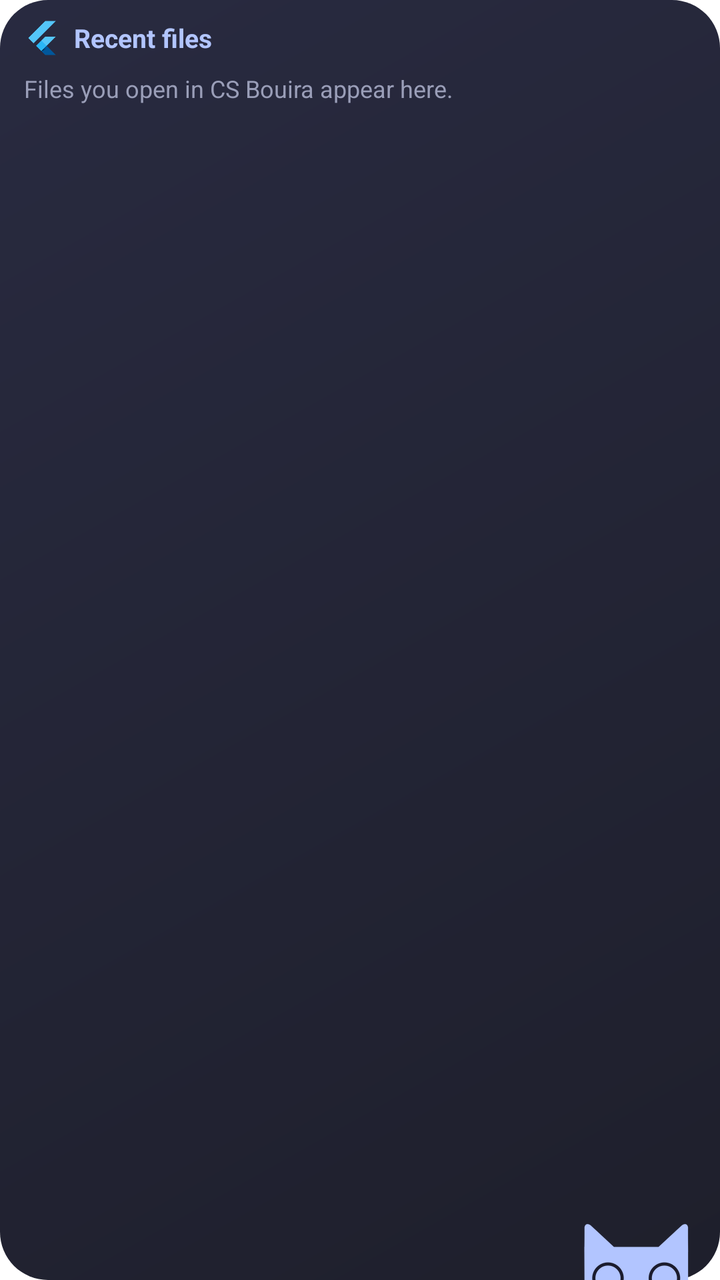
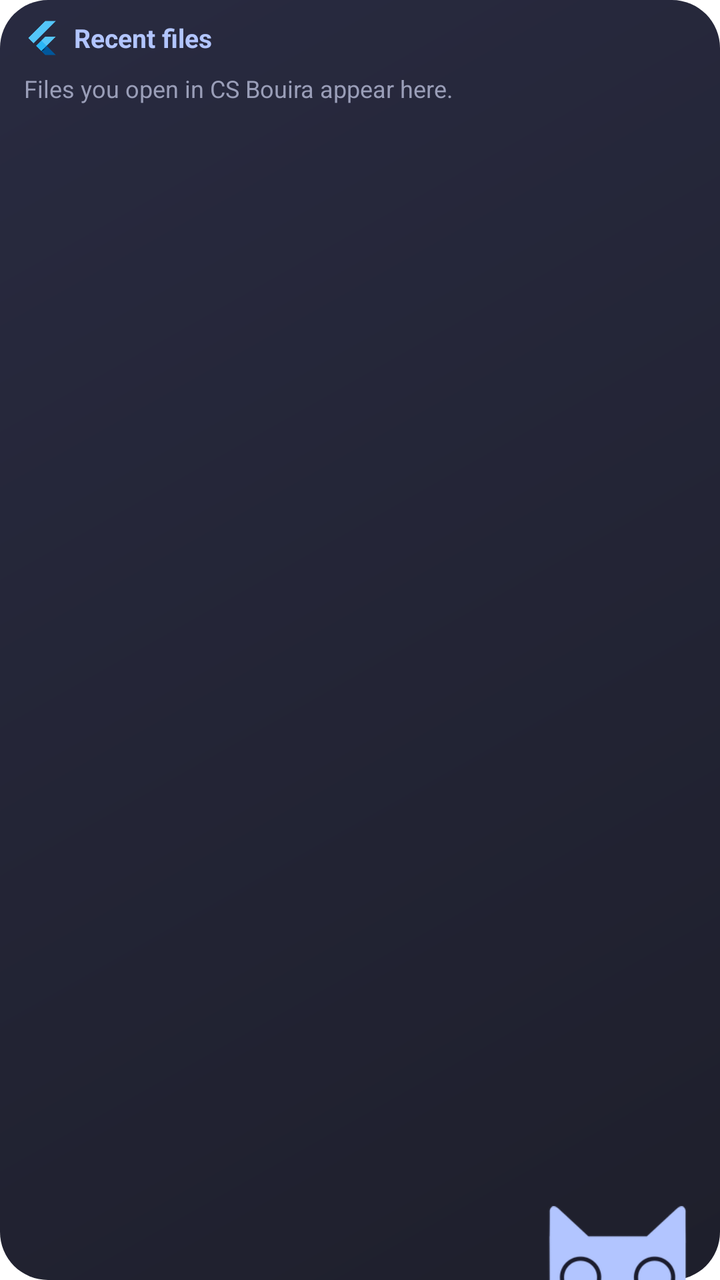

Two renders of the same Android screen: before a commit and after it. Below are the layout's source before the change and the commit's diff.
<!-- AndroidManifest.xml: fallback theme Theme.MaterialComponents.DayNight.NoActionBar -->
<!-- res/layout/recent_files_widget.xml -->
<?xml version="1.0" encoding="utf-8"?>
<FrameLayout xmlns:android="http://schemas.android.com/apk/res/android"
    android:layout_width="match_parent"
    android:layout_height="match_parent"
    android:background="@drawable/widget_background">


<LinearLayout
    android:id="@+id/widget_content"
    android:layout_width="match_parent"
    android:layout_height="match_parent"
    android:orientation="vertical"
    android:paddingStart="10dp"
    android:paddingTop="10dp"
    android:paddingEnd="10dp"
    android:paddingBottom="30dp">

    <LinearLayout
        android:id="@+id/widget_header"
        android:layout_width="match_parent"
        android:layout_height="wrap_content"
        android:gravity="center_vertical"
        android:orientation="horizontal"
        android:paddingStart="2dp"
        android:paddingEnd="2dp">

        <ImageView
            android:layout_width="18dp"
            android:layout_height="18dp"
            android:src="@mipmap/ic_launcher"
            android:importantForAccessibility="no" />

        <TextView
            android:id="@+id/widget_title"
            android:layout_width="0dp"
            android:layout_height="wrap_content"
            android:layout_marginStart="7dp"
            android:layout_weight="1"
            android:ellipsize="end"
            android:maxLines="1"
            android:text="@string/widget_recent_files_title"
            android:textColor="#B2C5FF"
            android:textSize="13sp"
            android:textStyle="bold" />
    </LinearLayout>

    <TextView
        android:id="@+id/widget_empty"
        android:layout_width="match_parent"
        android:layout_height="wrap_content"
        android:layout_marginTop="8dp"
        android:paddingStart="2dp"
        android:paddingEnd="2dp"
        android:text="@string/widget_recent_files_empty"
        android:textColor="#9A9EB8"
        android:textSize="12sp" />

    <LinearLayout
        android:id="@+id/widget_row_0"
        android:layout_width="match_parent"
        android:layout_height="wrap_content"
        android:layout_marginTop="5dp"
        android:background="@drawable/widget_row_background"
        android:gravity="center_vertical"
        android:orientation="horizontal"
        android:paddingStart="6dp"
        android:paddingTop="6dp"
        android:paddingEnd="10dp"
        android:paddingBottom="6dp"
        android:visibility="gone">

        <FrameLayout
            android:layout_width="28dp"
            android:layout_height="28dp">

            <ImageView
                android:id="@+id/widget_row_0_tile"
                android:layout_width="match_parent"
                android:layout_height="match_parent"
                android:src="@drawable/widget_icon_tile"
                android:importantForAccessibility="no" />

            <ImageView
                android:layout_width="16dp"
                android:layout_height="16dp"
                android:layout_gravity="center"
                android:src="@drawable/widget_ic_file"
                android:importantForAccessibility="no" />
        </FrameLayout>

        <LinearLayout
            android:layout_width="0dp"
            android:layout_height="wrap_content"
            android:layout_marginStart="9dp"
            android:layout_weight="1"
            android:orientation="vertical">

            <TextView
                android:id="@+id/widget_row_0_name"
                android:layout_width="match_parent"
                android:layout_height="wrap_content"
                android:ellipsize="end"
                android:maxLines="1"
                android:textColor="#E6E5F8"
                android:textSize="13sp"
                android:textStyle="bold" />

            <TextView
                android:id="@+id/widget_row_0_subtitle"
                android:layout_width="match_parent"
                android:layout_height="wrap_content"
                android:ellipsize="end"
                android:maxLines="1"
                android:textColor="#9A9EB8"
                android:textSize="11sp" />
        </LinearLayout>
    </LinearLayout>

    <LinearLayout
        android:id="@+id/widget_row_1"
        android:layout_width="match_parent"
        android:layout_height="wrap_content"
        android:layout_marginTop="5dp"
        android:background="@drawable/widget_row_background"
        android:gravity="center_vertical"
        android:orientation="horizontal"
        android:paddingStart="6dp"
        android:paddingTop="6dp"
        android:paddingEnd="10dp"
        android:paddingBottom="6dp"
        android:visibility="gone">

        <FrameLayout
            android:layout_width="28dp"
            android:layout_height="28dp">

            <ImageView
                android:id="@+id/widget_row_1_tile"
                android:layout_width="match_parent"
                android:layout_height="match_parent"
                android:src="@drawable/widget_icon_tile"
                android:importantForAccessibility="no" />

            <ImageView
                android:layout_width="16dp"
                android:layout_height="16dp"
                android:layout_gravity="center"
                android:src="@drawable/widget_ic_file"
                android:importantForAccessibility="no" />
        </FrameLayout>

        <LinearLayout
            android:layout_width="0dp"
            android:layout_height="wrap_content"
            android:layout_marginStart="9dp"
            android:layout_weight="1"
            android:orientation="vertical">

            <TextView
                android:id="@+id/widget_row_1_name"
                android:layout_width="match_parent"
                android:layout_height="wrap_content"
                android:ellipsize="end"
                android:maxLines="1"
                android:textColor="#E6E5F8"
                android:textSize="13sp"
                android:textStyle="bold" />

            <TextView
                android:id="@+id/widget_row_1_subtitle"
                android:layout_width="match_parent"
                android:layout_height="wrap_content"
                android:ellipsize="end"
                android:maxLines="1"
                android:textColor="#9A9EB8"
                android:textSize="11sp" />
        </LinearLayout>
    </LinearLayout>

    <LinearLayout
        android:id="@+id/widget_row_2"
        android:layout_width="match_parent"
        android:layout_height="wrap_content"
        android:layout_marginTop="5dp"
        android:background="@drawable/widget_row_background"
        android:gravity="center_vertical"
        android:orientation="horizontal"
        android:paddingStart="6dp"
        android:paddingTop="6dp"
        android:paddingEnd="10dp"
        android:paddingBottom="6dp"
        android:visibility="gone">

        <FrameLayout
            android:layout_width="28dp"
            android:layout_height="28dp">

            <ImageView
                android:id="@+id/widget_row_2_tile"
                android:layout_width="match_parent"
                android:layout_height="match_parent"
                android:src="@drawable/widget_icon_tile"
                android:importantForAccessibility="no" />

            <ImageView
                android:layout_width="16dp"
                android:layout_height="16dp"
                android:layout_gravity="center"
                android:src="@drawable/widget_ic_file"
                android:importantForAccessibility="no" />
        </FrameLayout>

        <LinearLayout
            android:layout_width="0dp"
            android:layout_height="wrap_content"
            android:layout_marginStart="9dp"
            android:layout_weight="1"
            android:orientation="vertical">

            <TextView
                android:id="@+id/widget_row_2_name"
                android:layout_width="match_parent"
                android:layout_height="wrap_content"
                android:ellipsize="end"
                android:maxLines="1"
                android:textColor="#E6E5F8"
                android:textSize="13sp"
                android:textStyle="bold" />

            <TextView
                android:id="@+id/widget_row_2_subtitle"
                android:layout_width="match_parent"
                android:layout_height="wrap_content"
                android:ellipsize="end"
                android:maxLines="1"
                android:textColor="#9A9EB8"
                android:textSize="11sp" />
        </LinearLayout>
    </LinearLayout>

    <LinearLayout
        android:id="@+id/widget_row_3"
        android:layout_width="match_parent"
        android:layout_height="wrap_content"
        android:layout_marginTop="5dp"
        android:background="@drawable/widget_row_background"
        android:gravity="center_vertical"
        android:orientation="horizontal"
        android:paddingStart="6dp"
        android:paddingTop="6dp"
        android:paddingEnd="10dp"
        android:paddingBottom="6dp"
        android:visibility="gone">

        <FrameLayout
            android:layout_width="28dp"
            android:layout_height="28dp">

            <ImageView
                android:id="@+id/widget_row_3_tile"
                android:layout_width="match_parent"
                android:layout_height="match_parent"
                android:src="@drawable/widget_icon_tile"
                android:importantForAccessibility="no" />

            <ImageView
                android:layout_width="16dp"
                android:layout_height="16dp"
                android:layout_gravity="center"
                android:src="@drawable/widget_ic_file"
                android:importantForAccessibility="no" />
        </FrameLayout>

        <LinearLayout
            android:layout_width="0dp"
            android:layout_height="wrap_content"
            android:layout_marginStart="9dp"
            android:layout_weight="1"
            android:orientation="vertical">

            <TextView
                android:id="@+id/widget_row_3_name"
                android:layout_width="match_parent"
                android:layout_height="wrap_content"
                android:ellipsize="end"
                android:maxLines="1"
                android:textColor="#E6E5F8"
                android:textSize="13sp"
                android:textStyle="bold" />

            <TextView
                android:id="@+id/widget_row_3_subtitle"
                android:layout_width="match_parent"
                android:layout_height="wrap_content"
                android:ellipsize="end"
                android:maxLines="1"
                android:textColor="#9A9EB8"
                android:textSize="11sp" />
        </LinearLayout>
    </LinearLayout>

</LinearLayout>

    
    <ViewFlipper
        android:id="@+id/widget_cat"
        android:layout_width="61dp"
        android:layout_height="28dp"
        android:layout_gravity="bottom|end"
        android:layout_marginEnd="12dp"
        android:autoStart="true"
        android:flipInterval="250"
        android:importantForAccessibility="noHideDescendants">

        <ImageView
            android:layout_width="match_parent"
            android:layout_height="match_parent"
            android:src="@drawable/widget_cat_idle_open" />

        <ImageView
            android:layout_width="match_parent"
            android:layout_height="match_parent"
            android:src="@drawable/widget_cat_idle_open" />

        <ImageView
            android:layout_width="match_parent"
            android:layout_height="match_parent"
            android:src="@drawable/widget_cat_idle_open" />

        <ImageView
            android:layout_width="match_parent"
            android:layout_height="match_parent"
            android:src="@drawable/widget_cat_idle_open" />

        <ImageView
            android:layout_width="match_parent"
            android:layout_height="match_parent"
            android:src="@drawable/widget_cat_idle_open" />

        <ImageView
            android:layout_width="match_parent"
            android:layout_height="match_parent"
            android:src="@drawable/widget_cat_idle_open" />

        <ImageView
            android:layout_width="match_parent"
            android:layout_height="match_parent"
            android:src="@drawable/widget_cat_idle_open" />

        <ImageView
            android:layout_width="match_parent"
            android:layout_height="match_parent"
            android:src="@drawable/widget_cat_idle_open" />

        <ImageView
            android:layout_width="match_parent"
            android:layout_height="match_parent"
            android:src="@drawable/widget_cat_idle_open" />

        <ImageView
            android:layout_width="match_parent"
            android:layout_height="match_parent"
            android:src="@drawable/widget_cat_idle_open" />

        <ImageView
            android:layout_width="match_parent"
            android:layout_height="match_parent"
            android:src="@drawable/widget_cat_idle_open" />

        <ImageView
            android:layout_width="match_parent"
            android:layout_height="match_parent"
            android:src="@drawable/widget_cat_idle_open" />

        <ImageView
            android:layout_width="match_parent"
            android:layout_height="match_parent"
            android:src="@drawable/widget_cat_idle_open" />

        <ImageView
            android:layout_width="match_parent"
            android:layout_height="match_parent"
            android:src="@drawable/widget_cat_idle_open" />

        <ImageView
            android:layout_width="match_parent"
            android:layout_height="match_parent"
            android:src="@drawable/widget_cat_idle_blink" />

    </ViewFlipper>

    
    <FrameLayout
        android:id="@+id/widget_cat_play_slot"
        android:layout_width="61dp"
        android:layout_height="48dp"
        android:layout_gravity="bottom|end"
        android:layout_marginEnd="12dp"
        android:importantForAccessibility="noHideDescendants" />

</FrameLayout>
<!-- resources referenced by this layout -->
<resources>
  <!-- drawable widget_background (drawable) -->
  <?xml version="1.0" encoding="utf-8"?>
  <shape xmlns:android="http://schemas.android.com/apk/res/android" android:shape="rectangle">
      <gradient
          android:angle="315"
          android:endColor="#F2121320"
          android:startColor="#F21D1F36" />
      <corners android:radius="24dp" />
  </shape>
  <!-- drawable widget_cat_idle_blink: png bitmap (drawable-nodpi, 1563 bytes) -->
  <!-- drawable widget_cat_idle_open: png bitmap (drawable-nodpi, 4465 bytes) -->
  <!-- drawable widget_ic_file (drawable) -->
  <?xml version="1.0" encoding="utf-8"?>
  <vector xmlns:android="http://schemas.android.com/apk/res/android"
      android:width="16dp"
      android:height="16dp"
      android:viewportWidth="24"
      android:viewportHeight="24">
      <path
          android:fillColor="#FF1A1B2C"
          android:pathData="M14,2H6C4.9,2 4,2.9 4,4v16c0,1.1 0.9,2 2,2h12c1.1,0 2,-0.9 2,-2V8L14,2zM13,9V3.5L18.5,9H13zM8,13h8v2H8v-2zM8,17h5v2H8v-2z" />
  </vector>
  <!-- drawable widget_icon_tile (drawable) -->
  <?xml version="1.0" encoding="utf-8"?>
  <shape xmlns:android="http://schemas.android.com/apk/res/android" android:shape="rectangle">
      <solid android:color="#FFFFFFFF" />
      <corners android:radius="9dp" />
      <size android:width="28dp" android:height="28dp" />
  </shape>
  <!-- drawable widget_row_background (drawable) -->
  <?xml version="1.0" encoding="utf-8"?>
  <shape xmlns:android="http://schemas.android.com/apk/res/android" android:shape="rectangle">
      <solid android:color="#14FFFFFF" />
      <corners android:radius="14dp" />
  </shape>
  <!-- mipmap ic_launcher: png bitmap (mipmap-hdpi, 544 bytes) -->
  <string name="widget_recent_files_empty">Files you open in CS Bouira appear here.</string>
  <string name="widget_recent_files_title">Recent files</string>
</resources>

<!-- the commit's change to res/layout/recent_files_widget.xml (unified diff, before → after) -->
@@ -13,7 +13,7 @@
     android:paddingStart="10dp"
     android:paddingTop="10dp"
     android:paddingEnd="10dp"
-    android:paddingBottom="30dp">
+    android:paddingBottom="39dp">
 
     <LinearLayout
         android:id="@+id/widget_header"
@@ -304,8 +304,8 @@
     
     <ViewFlipper
         android:id="@+id/widget_cat"
-        android:layout_width="61dp"
-        android:layout_height="28dp"
+        android:layout_width="80dp"
+        android:layout_height="37dp"
         android:layout_gravity="bottom|end"
         android:layout_marginEnd="12dp"
         android:autoStart="true"
@@ -392,8 +392,8 @@
     
     <FrameLayout
         android:id="@+id/widget_cat_play_slot"
-        android:layout_width="61dp"
-        android:layout_height="48dp"
+        android:layout_width="80dp"
+        android:layout_height="63dp"
         android:layout_gravity="bottom|end"
         android:layout_marginEnd="12dp"
         android:importantForAccessibility="noHideDescendants" />
